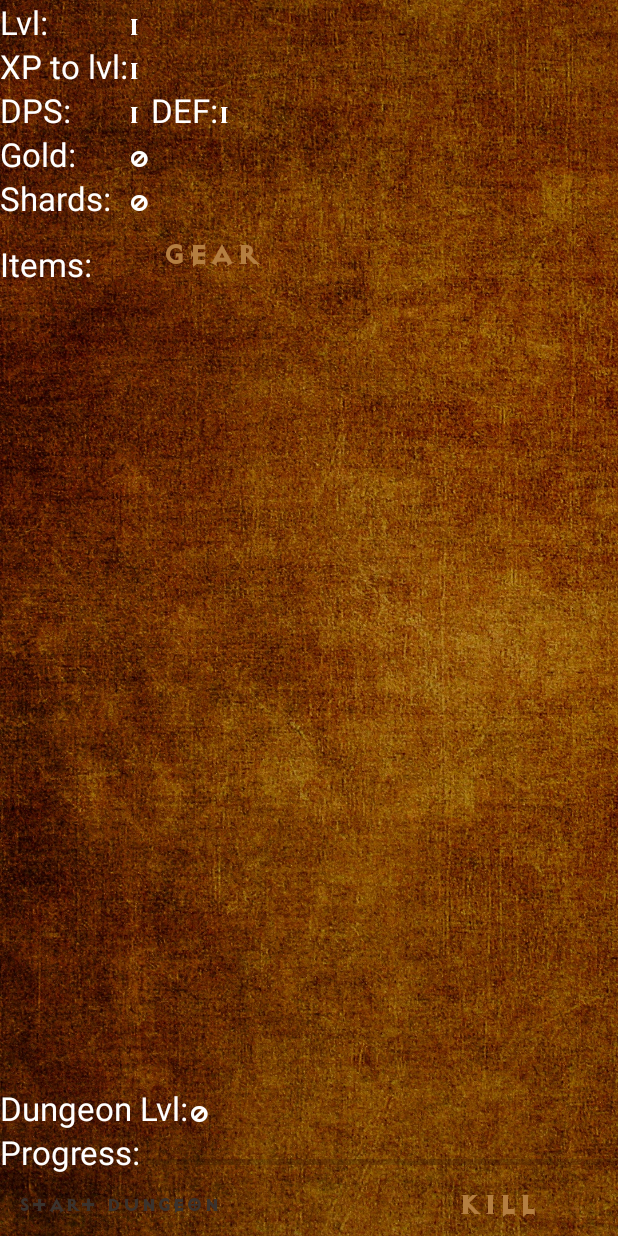
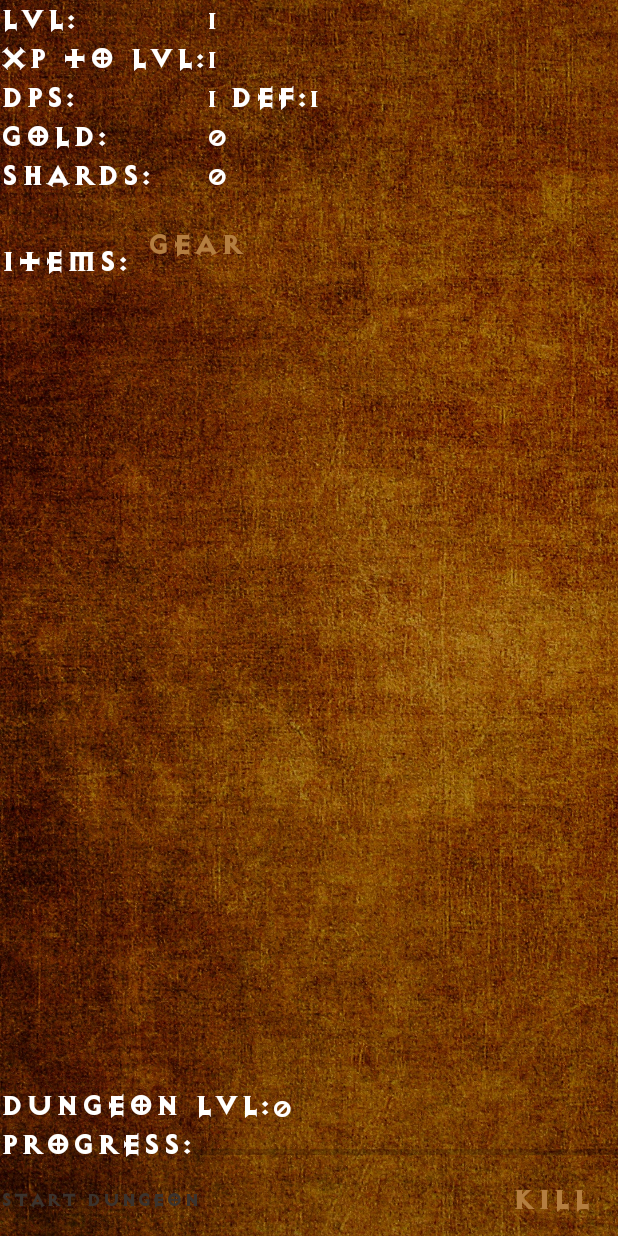
Before and after one commit to Ljaysoft/SimpleD3, an Android app: the screen it shows after launch (MainActivity), on a phone screen of 412 x 824 dp. Run offline under Robolectric (Android 15) with nearby library versions, the phone set to English and light mode, and no system bars.

Commit message:
moved stuff around in UI

```diff
--- a/SimpleD3/app/src/main/java/com/game/simpled3/MainActivity.java
+++ b/SimpleD3/app/src/main/java/com/game/simpled3/MainActivity.java
@@ -12,9 +12,9 @@ import com.game.simpled3.engine.Game;
 import com.game.simpled3.engine.Player;
 import com.game.simpled3.engine.gear.Item;
 import com.game.simpled3.engine.gear.ItemFactory;
-import com.game.simpled3.gUI.EquipmentPage;
-import com.game.simpled3.gUI.ItemViewPage;
-import com.game.simpled3.gUI.PlayerStatPage;
+import com.game.simpled3.UI.EquipmentPage;
+import com.game.simpled3.UI.ItemViewPage;
+import com.game.simpled3.UI.PlayerStatPage;
 
 public class MainActivity extends AppCompatActivity
         implements PlayerStatPage.OnPlayerSheetInteractionListener,
--- a/SimpleD3/app/src/main/java/com/game/simpled3/gUI/CompareItemWindow.java
+++ b/SimpleD3/app/src/main/java/com/game/simpled3/UI/CompareItemWindow.java
@@ -1,4 +1,4 @@
-package com.game.simpled3.gUI;
+package com.game.simpled3.UI;
 
 import android.app.Fragment;
 
--- a/SimpleD3/app/src/main/java/com/game/simpled3/GUI/DeathPage.java
+++ b/SimpleD3/app/src/main/java/com/game/simpled3/UI/DeathPage.java
@@ -1,4 +1,4 @@
-package com.game.simpled3.gUI;
+package com.game.simpled3.UI;
 
 import android.app.Fragment;
 
--- a/SimpleD3/app/src/main/java/com/game/simpled3/GUI/EquipmentPage.java
+++ b/SimpleD3/app/src/main/java/com/game/simpled3/UI/EquipmentPage.java
@@ -1,4 +1,4 @@
-package com.game.simpled3.gUI;
+package com.game.simpled3.UI;
 
 import android.app.Activity;
 import android.app.DialogFragment;
--- a/SimpleD3/app/src/main/java/com/game/simpled3/GUI/ItemViewPage.java
+++ b/SimpleD3/app/src/main/java/com/game/simpled3/UI/ItemViewPage.java
@@ -1,4 +1,4 @@
-package com.game.simpled3.gUI;
+package com.game.simpled3.UI;
 
 import android.content.Context;
 import android.content.res.Resources;
--- a/SimpleD3/app/src/main/java/com/game/simpled3/GUI/PlayerStatPage.java
+++ b/SimpleD3/app/src/main/java/com/game/simpled3/UI/PlayerStatPage.java
@@ -1,4 +1,4 @@
-package com.game.simpled3.gUI;
+package com.game.simpled3.UI;
 
 import android.app.Activity;
 import android.app.Fragment;
@@ -60,7 +60,25 @@ public class PlayerStatPage extends Fragment {
         View rootView = inflater.inflate(R.layout.fragment_player_stat_page, container, false);
         mProgressBar = (ProgressBar) rootView.findViewById(R.id.progress_bar);
 
-
+        // label texview fonts
+        mPlayerLevelTextView = (TextView) rootView.findViewById(R.id.lvlTextView);
+        mPlayerLevelTextView.setTypeface(FontCache.get("fonts/diablo_h.ttf", rootView.getContext()));
+        mXpToLevelTextView = (TextView) rootView.findViewById(R.id.xpTextView);
+        mXpToLevelTextView.setTypeface(FontCache.get("fonts/diablo_h.ttf", rootView.getContext()));
+        mPlayerDPSTextView = (TextView) rootView.findViewById(R.id.dpsTextView);
+        mPlayerDPSTextView.setTypeface(FontCache.get("fonts/diablo_h.ttf", rootView.getContext()));
+        mPlayerDEFTextView = (TextView) rootView.findViewById(R.id.defTextView);
+        mPlayerDEFTextView.setTypeface(FontCache.get("fonts/diablo_h.ttf", rootView.getContext()));
+        mPlayerShardsTextView = (TextView) rootView.findViewById(R.id.shardTextView);
+        mPlayerShardsTextView.setTypeface(FontCache.get("fonts/diablo_h.ttf", rootView.getContext()));
+        mPlayerGoldTextView = (TextView) rootView.findViewById(R.id.goldTextView);
+        mPlayerGoldTextView.setTypeface(FontCache.get("fonts/diablo_h.ttf", rootView.getContext()));
+        mItemsTextView = (TextView) rootView.findViewById(R.id.itemTextView);
+        mItemsTextView.setTypeface(FontCache.get("fonts/diablo_h.ttf", rootView.getContext()));
+        mDungeonLevelTextView = (TextView) rootView.findViewById(R.id.dungeonLvlTextView);
+        mDungeonLevelTextView.setTypeface(FontCache.get("fonts/diablo_h.ttf", rootView.getContext()));
+        mProgressTextView = (TextView) rootView.findViewById(R.id.progressTextView);
+        mProgressTextView.setTypeface(FontCache.get("fonts/diablo_h.ttf", rootView.getContext()));
 
 
         // value textview fonts
--- a/SimpleD3/app/src/main/java/com/game/simpled3/gUI/RepairWindow.java
+++ b/SimpleD3/app/src/main/java/com/game/simpled3/UI/RepairWindow.java
@@ -1,4 +1,4 @@
-package com.game.simpled3.gUI;
+package com.game.simpled3.UI;
 
 import android.app.Fragment;
 
--- a/SimpleD3/app/src/main/java/com/game/simpled3/GUI/RewardPage.java
+++ b/SimpleD3/app/src/main/java/com/game/simpled3/UI/RewardPage.java
@@ -1,4 +1,4 @@
-package com.game.simpled3.gUI;
+package com.game.simpled3.UI;
 
 import android.app.Fragment;
 
--- a/SimpleD3/app/src/main/java/com/game/simpled3/GUI/ShardItemMakerPage.java
+++ b/SimpleD3/app/src/main/java/com/game/simpled3/UI/ShardItemMakerPage.java
@@ -1,4 +1,4 @@
-package com.game.simpled3.gUI;
+package com.game.simpled3.UI;
 
 import android.app.Fragment;
 
--- a/SimpleD3/app/src/main/res/layout/activity_main.xml
+++ b/SimpleD3/app/src/main/res/layout/activity_main.xml
@@ -10,7 +10,7 @@
 
     <fragment
         android:id="@+id/mainFragment"
-        android:name="com.game.simpled3.gUI.PlayerStatPage"
+        android:name="com.game.simpled3.UI.PlayerStatPage"
         android:layout_width="match_parent"
         android:layout_height="match_parent"
         tools:layout="@layout/fragment_player_stat_page" />
--- a/SimpleD3/app/src/main/res/layout/fragment_item_view.xml
+++ b/SimpleD3/app/src/main/res/layout/fragment_item_view.xml
@@ -2,7 +2,7 @@
     xmlns:tools="http://schemas.android.com/tools"
     android:layout_width="@dimen/item_view_width"
     android:layout_height="@dimen/item_view_height"
-    tools:context="com.game.simpled3.gUI.ItemViewPage"
+    tools:context="com.game.simpled3.UI.ItemViewPage"
     android:alpha="0.75"
     android:background="@drawable/item_view_border"
     android:clickable="false"
--- a/SimpleD3/app/src/main/res/layout/fragment_player_stat_page.xml
+++ b/SimpleD3/app/src/main/res/layout/fragment_player_stat_page.xml
@@ -3,7 +3,7 @@
     android:layout_width="match_parent"
     android:layout_height="match_parent"
     android:visibility="visible"
-    tools:context="com.game.simpled3.gUI.PlayerStatPage"
+    tools:context="com.game.simpled3.UI.PlayerStatPage"
     tools:showIn="@layout/activity_main">
 
     <ImageView
@@ -11,6 +11,7 @@
         android:layout_height="wrap_content"
         android:id="@+id/playerStatPageBckgrnd"
         android:background="@drawable/player_sheet_background"
+        android:layout_alignParentLeft="true"
         android:layout_alignParentStart="true" />
 
     <GridLayout
@@ -172,8 +173,6 @@
             android:layout_below="@+id/playerStatLvl"
             android:layout_column="1"
             android:layout_row="4"
-            android:layout_toEndOf="@+id/itemButton8"
-            android:layout_toRightOf="@+id/itemButton8"
             android:text="0"
             android:textAppearance="?android:attr/textAppearanceMedium"
             android:textColor="@android:color/white" />
@@ -183,7 +182,6 @@
     <Button
         android:id="@+id/killButton"
         style="@style/framed_button_style"
-        android:background="@drawable/framed_button"
         android:layout_alignParentBottom="true"
         android:layout_alignParentEnd="true"
         android:layout_alignParentRight="true"
@@ -193,7 +191,6 @@
     <Button
         android:id="@+id/startDungeonButton"
         style="@style/framed_button_style"
-        android:background="@drawable/framed_button"
         android:layout_alignParentBottom="true"
         android:layout_alignParentLeft="true"
         android:layout_alignParentStart="true"
--- a/SimpleD3/app/src/main/res/values/styles.xml
+++ b/SimpleD3/app/src/main/res/values/styles.xml
@@ -1,12 +1,10 @@
 <resources>
     <style name="AppTheme" parent="Theme.AppCompat.Light.NoActionBar">
     </style>
-    <style name="framed_button_style" parent="@android:style/Widget.Button">
-        <item name="android:minHeight">@dimen/framed_button_height</item>
-        <item name="android:minWidth">@dimen/framed_button_width</item>
+    <style name="framed_button_style">
+        <item name="android:background">@drawable/framed_button</item>
         <item name="android:layout_width">wrap_content</item>
         <item name="android:layout_height">wrap_content</item>
         <item name="android:textColor">@drawable/framed_button_color</item>
-        <item name="android:background">@drawable/framed_button</item>
     </style>
 </resources>
```
Also changed, not shown: SimpleD3/app/src/main/res/drawable/button_disabled.png (renamed from SimpleD3/app/src/main/res/drawable-nodpi/button_disabled.png), SimpleD3/app/src/main/res/drawable/button_highlight.png (renamed from SimpleD3/app/src/main/res/drawable-nodpi/button_highlight.png), SimpleD3/app/src/main/res/drawable/button_normal.png (renamed from SimpleD3/app/src/main/res/drawable-nodpi/button_normal.png), SimpleD3/app/src/main/res/drawable/button_pressed.png (renamed from SimpleD3/app/src/main/res/drawable-nodpi/button_pressed.png), SimpleD3/app/src/main/res/drawable/framed_button.xml (renamed from SimpleD3/app/src/main/res/drawable-nodpi/framed_button.xml), SimpleD3/app/src/main/res/drawable/framed_button_color.xml (renamed from SimpleD3/app/src/main/res/drawable-nodpi/framed_button_color.xml).
